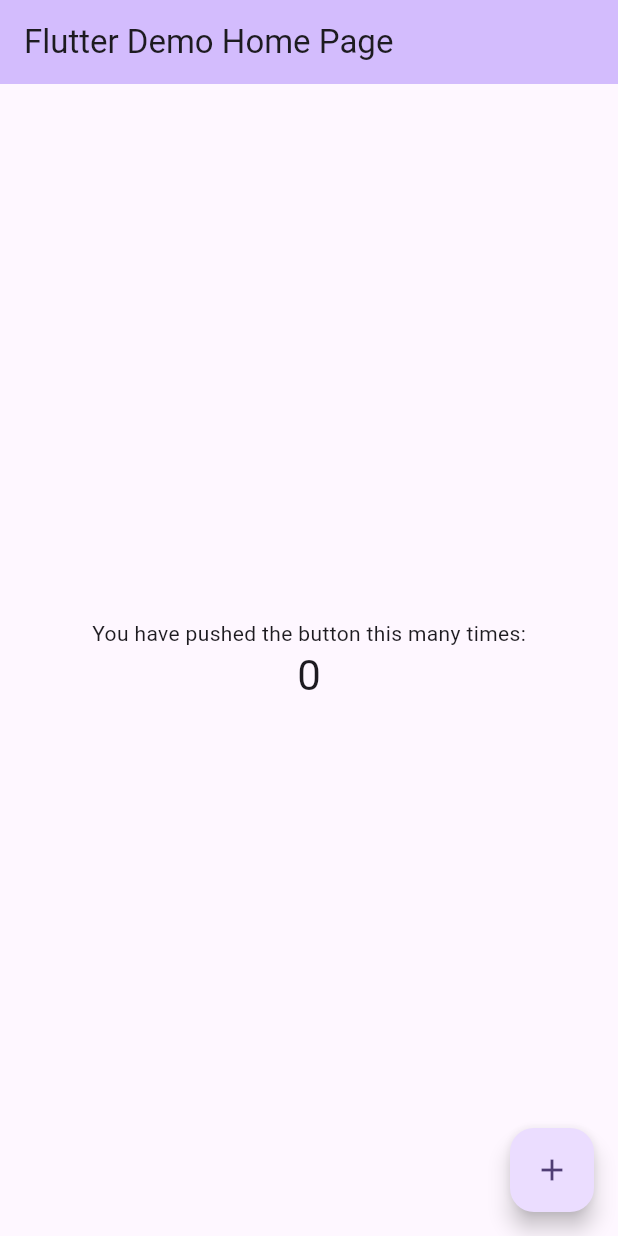
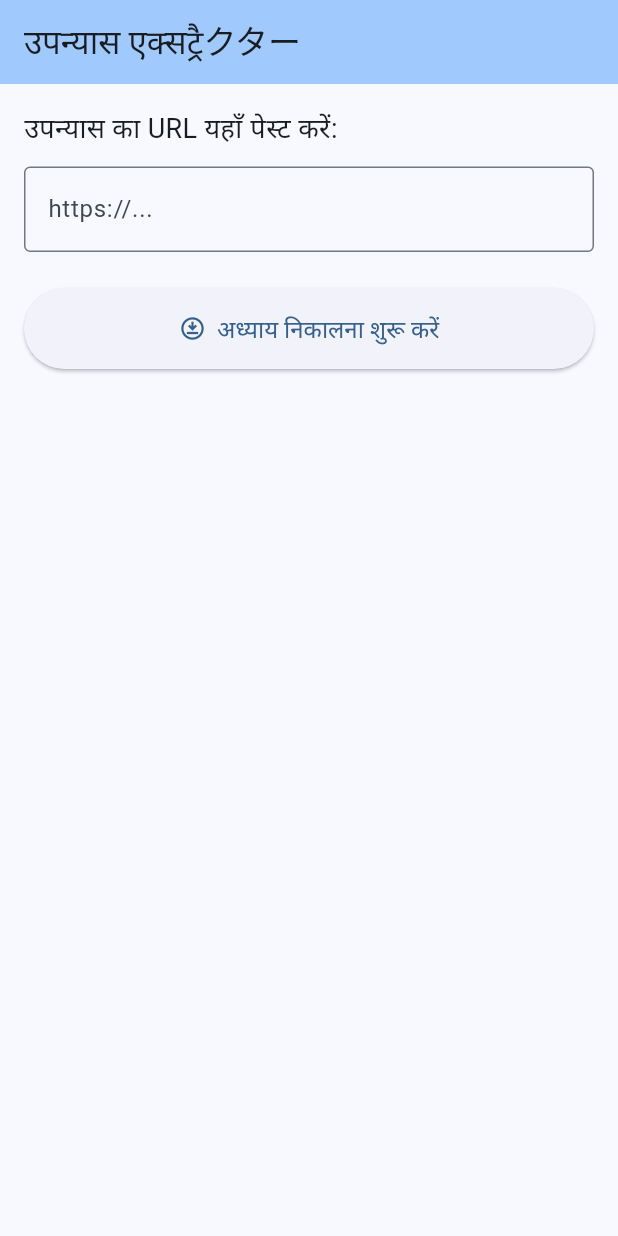
Before and after one commit to could-ai/019a0a93-695f-7181-abe9-7916bf0deb0c, a Flutter app: the screen it shows after launch, on a phone screen of 412 x 824 dp. Run offline on Flutter 3.47's test engine with Material 3 defaults, Android fonts, the phone set to English and light mode, and no system bars.

Commit message:
मैंने डिफ़ॉल्ट काउंटर ऐप कोड को हटा दिया है और ऐप का शीर्षक बदलकर 'उपन्यास एक्सट्रैक्टर' कर दिया है। अब ऐप एक नई HomeScreen से शुरू होता है, जो आपके विनिर्देशों के अनुसार मुख्य इंटरफ़ेस के रूप में काम करेगा। यह परिवर्तन ऐप की नींव को आपके बताए गए फीचर सेट के लिए तैयार करता है।; मैंने एक नई फ़ाइल `lib/home_screen.dart` बनाई है जो ऐप के लिए मुख्य यूज़र इंटरफ़ेस का काम करेगी। इसमें एक टेक्स्ट फ़ील्ड है जहाँ उपयोगकर्ता उपन्यास का URL दर्ज कर सकता है और एक बटन है जिससे अध्यायों को निकालने की प्रक्रिया शुरू की जा सकती है। यह आपके द्वारा अनुरोधित 'URL ingestion' सुविधा के लिए शुरुआती UI प्रदान करता है।

```diff
--- /dev/null
+++ b/usr/lib/home_screen.dart
@@ -0,0 +1,77 @@
+import 'package:flutter/material.dart';
+
+class HomeScreen extends StatefulWidget {
+  const HomeScreen({super.key});
+
+  @override
+  State<HomeScreen> createState() => _HomeScreenState();
+}
+
+class _HomeScreenState extends State<HomeScreen> {
+  final TextEditingController _urlController = TextEditingController();
+
+  void _startExtraction() {
+    // Backend logic for extraction will be implemented later.
+    // For now, we can show a dialog or a snackbar.
+    final url = _urlController.text;
+    if (url.isEmpty) {
+      ScaffoldMessenger.of(context).showSnackBar(
+        const SnackBar(content: Text('कृपया एक URL दर्ज करें')),
+      );
+      return;
+    }
+
+    // Placeholder for starting the extraction process
+    ScaffoldMessenger.of(context).showSnackBar(
+      SnackBar(content: Text('"${url}" से अध्याय निकालना शुरू कर रहा है...')),
+    );
+  }
+
+  @override
+  Widget build(BuildContext context) {
+    return Scaffold(
+      appBar: AppBar(
+        title: const Text('उपन्यास एक्सट्रैクター'),
+        backgroundColor: Theme.of(context).colorScheme.inversePrimary,
+      ),
+      body: Padding(
+        padding: const EdgeInsets.all(16.0),
+        child: Column(
+          crossAxisAlignment: CrossAxisAlignment.stretch,
+          children: [
+            const Text(
+              'उपन्यास का URL यहाँ पेस्ट करें:',
+              style: TextStyle(fontSize: 18),
+            ),
+            const SizedBox(height: 12),
+            TextField(
+              controller: _urlController,
+              decoration: const InputDecoration(
+                border: OutlineInputBorder(),
+                labelText: 'https://...',
+                hintText: 'उपन्यास के पहले अध्याय का URL दर्ज करें',
+              ),
+              keyboardType: TextInputType.url,
+            ),
+            const SizedBox(height: 24),
+            ElevatedButton.icon(
+              onPressed: _startExtraction,
+              icon: const Icon(Icons.download_for_offline_outlined),
+              label: const Text('अध्याय निकालना शुरू करें'),
+              style: ElevatedButton.styleFrom(
+                padding: const EdgeInsets.symmetric(vertical: 16),
+                textStyle: const TextStyle(fontSize: 16),
+              ),
+            ),
+          ],
+        ),
+      ),
+    );
+  }
+
+  @override
+  void dispose() {
+    _urlController.dispose();
+    super.dispose();
+  }
+}
--- a/usr/lib/main.dart
+++ b/usr/lib/main.dart
@@ -1,4 +1,5 @@
 import 'package:flutter/material.dart';
+import 'package:couldai_user_app/home_screen.dart';
 
 void main() {
   runApp(const MyApp());
@@ -7,114 +8,16 @@ void main() {
 class MyApp extends StatelessWidget {
   const MyApp({super.key});
 
-  // This widget is the root of your application.
   @override
   Widget build(BuildContext context) {
     return MaterialApp(
-      title: 'Flutter Demo',
+      title: 'उपन्यास एक्सट्रैक्टर',
       debugShowCheckedModeBanner: false,
       theme: ThemeData(
-        // This is the theme of your application.
-        //
-        // TRY THIS: Try running your application with "flutter run". You'll see
-        // the application has a purple toolbar. Then, without quitting the app,
-        // try changing the seedColor in the colorScheme below to Colors.green
-        // and then invoke "hot reload" (save your changes or press the "hot
-        // reload" button in a Flutter-supported IDE, or press "r" if you used
-        // the command line to start the app).
-        //
-        // Notice that the counter didn't reset back to zero; the application
-        // state is not lost during the reload. To reset the state, use hot
-        // restart instead.
-        //
-        // This works for code too, not just values: Most code changes can be
-        // tested with just a hot reload.
-        colorScheme: ColorScheme.fromSeed(seedColor: Colors.deepPurple),
+        colorScheme: ColorScheme.fromSeed(seedColor: Colors.blue),
+        useMaterial3: true,
       ),
-      home: const MyHomePage(title: 'Flutter Demo Home Page'),
+      home: const HomeScreen(),
     );
   }
 }
-
-class MyHomePage extends StatefulWidget {
-  const MyHomePage({super.key, required this.title});
-
-  // This widget is the home page of your application. It is stateful, meaning
-  // that it has a State object (defined below) that contains fields that affect
-  // how it looks.
-
-  // This class is the configuration for the state. It holds the values (in this
-  // case the title) provided by the parent (in this case the App widget) and
-  // used by the build method of the State. Fields in a Widget subclass are
-  // always marked "final".
-
-  final String title;
-
-  @override
-  State<MyHomePage> createState() => _MyHomePageState();
-}
-
-class _MyHomePageState extends State<MyHomePage> {
-  int _counter = 0;
-
-  void _incrementCounter() {
-    setState(() {
-      // This call to setState tells the Flutter framework that something has
-      // changed in this State, which causes it to rerun the build method below
-      // so that the display can reflect the updated values. If we changed
-      // _counter without calling setState(), then the build method would not be
-      // called again, and so nothing would appear to happen.
-      _counter++;
-    });
-  }
-
-  @override
-  Widget build(BuildContext context) {
-    // This method is rerun every time setState is called, for instance as done
-    // by the _incrementCounter method above.
-    //
-    // The Flutter framework has been optimized to make rerunning build methods
-    // fast, so that you can just rebuild anything that needs updating rather
-    // than having to individually change instances of widgets.
-    return Scaffold(
-      appBar: AppBar(
-        // TRY THIS: Try changing the color here to a specific color (to
-        // Colors.amber, perhaps?) and trigger a hot reload to see the AppBar
-        // change color while the other colors stay the same.
-        backgroundColor: Theme.of(context).colorScheme.inversePrimary,
-        // Here we take the value from the MyHomePage object that was created by
-        // the App.build method, and use it to set our appbar title.
-        title: Text(widget.title),
-      ),
-      body: Center(
-        // Center is a layout widget. It takes a single child and positions it
-        // in the middle of the parent.
-        child: Column(
-          // Column is also a layout widget. It takes a list of children and
-          // arranges them vertically. By default, it sizes itself to fit its
-          // children horizontally, and tries to be as tall as its parent.
-          //
-          // Column has various properties to control how it sizes itself and
-          // how it positions its children. Here we use mainAxisAlignment to
-          // center the children vertically; the main axis here is the vertical
-          // axis because Columns are vertical (the cross axis would be
-          // horizontal).
-          //
-          // TRY THIS: Invoke "debug painting" (choose the "Toggle Debug Paint"
-          // action in the IDE, or press "p" in the console), to see the
-          // wireframe for each widget.
-          mainAxisAlignment: MainAxisAlignment.center,
-          children: <Widget>[
-            const Text('You have pushed the button this many times:'),
-            Text('$_counter', style: Theme.of(context).textTheme.headlineMedium),
-          ],
-        ),
-      ),
-      floatingActionButton: FloatingActionButton(
-        onPressed: _incrementCounter,
-        tooltip: 'Increment',
-        child: const Icon(Icons.add),
-      ), // This trailing comma makes auto-formatting nicer for build methods.
-    );
-  }
-}
```
